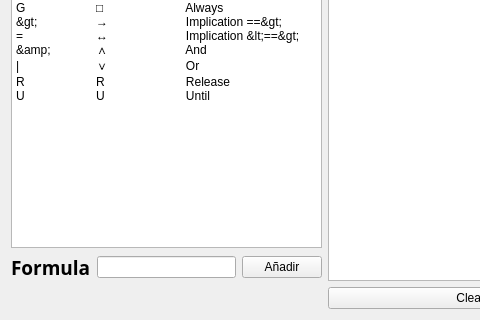
Qt form MOMO/Principal/mainwindow.ui (sergio41/investigacion) before a commit; both pictures show x 0 to 480 and y 191 to 511 of the 968 by 511 pixel window.
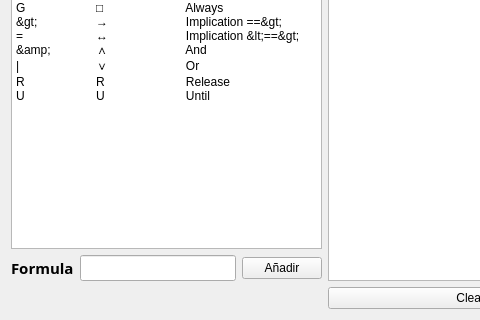
The same form after that commit. Icons and pictures are not drawn.

Commit message: aumentar letra fin

```diff
--- a/MOMO/Principal/mainwindow.ui
+++ b/MOMO/Principal/mainwindow.ui
@@ -53,7 +53,7 @@
         <property name="font">
          <font>
           <family>Arial Black</family>
-          <pointsize>14</pointsize>
+          <pointsize>11</pointsize>
           <weight>75</weight>
           <bold>true</bold>
          </font>
@@ -64,7 +64,13 @@
        </widget>
       </item>
       <item>
-       <widget class="QLineEdit" name="lineEdit"/>
+       <widget class="QLineEdit" name="lineEdit">
+        <property name="font">
+         <font>
+          <pointsize>11</pointsize>
+         </font>
+        </property>
+       </widget>
       </item>
       <item>
        <widget class="QPushButton" name="pBAnadir">
```
The commit also changes 1 other file.
